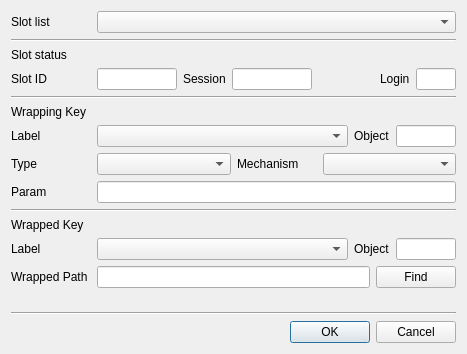
Qt form CryptokiMan/wrap_key_dlg.ui (jykim74/CryptokiMan) before a commit.
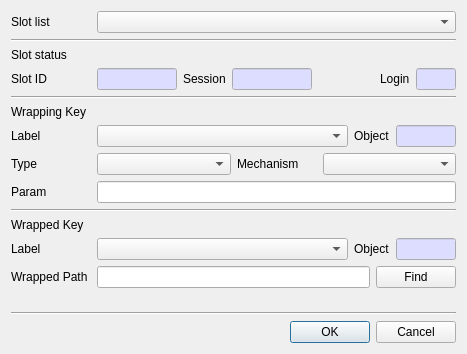
The same form after that commit.

Commit message: Read Only 입력창 색지정

```diff
--- a/CryptokiMan/wrap_key_dlg.ui
+++ b/CryptokiMan/wrap_key_dlg.ui
@@ -71,6 +71,46 @@
          <height>16777215</height>
         </size>
        </property>
+       <property name="palette">
+        <palette>
+         <active>
+          <colorrole role="Base">
+           <brush brushstyle="SolidPattern">
+            <color alpha="255">
+             <red>221</red>
+             <green>221</green>
+             <blue>255</blue>
+            </color>
+           </brush>
+          </colorrole>
+         </active>
+         <inactive>
+          <colorrole role="Base">
+           <brush brushstyle="SolidPattern">
+            <color alpha="255">
+             <red>221</red>
+             <green>221</green>
+             <blue>255</blue>
+            </color>
+           </brush>
+          </colorrole>
+         </inactive>
+         <disabled>
+          <colorrole role="Base">
+           <brush brushstyle="SolidPattern">
+            <color alpha="255">
+             <red>240</red>
+             <green>240</green>
+             <blue>240</blue>
+            </color>
+           </brush>
+          </colorrole>
+         </disabled>
+        </palette>
+       </property>
+       <property name="readOnly">
+        <bool>true</bool>
+       </property>
       </widget>
      </item>
      <item row="0" column="2">
@@ -88,6 +128,46 @@
          <height>16777215</height>
         </size>
        </property>
+       <property name="palette">
+        <palette>
+         <active>
+          <colorrole role="Base">
+           <brush brushstyle="SolidPattern">
+            <color alpha="255">
+             <red>221</red>
+             <green>221</green>
+             <blue>255</blue>
+            </color>
+           </brush>
+          </colorrole>
+         </active>
+         <inactive>
+          <colorrole role="Base">
+           <brush brushstyle="SolidPattern">
+            <color alpha="255">
+             <red>221</red>
+             <green>221</green>
+             <blue>255</blue>
+            </color>
+           </brush>
+          </colorrole>
+         </inactive>
+         <disabled>
+          <colorrole role="Base">
+           <brush brushstyle="SolidPattern">
+            <color alpha="255">
+             <red>240</red>
+             <green>240</green>
+             <blue>240</blue>
+            </color>
+           </brush>
+          </colorrole>
+         </disabled>
+        </palette>
+       </property>
+       <property name="readOnly">
+        <bool>true</bool>
+       </property>
       </widget>
      </item>
      <item row="0" column="3">
@@ -98,6 +178,46 @@
          <height>16777215</height>
         </size>
        </property>
+       <property name="palette">
+        <palette>
+         <active>
+          <colorrole role="Base">
+           <brush brushstyle="SolidPattern">
+            <color alpha="255">
+             <red>221</red>
+             <green>221</green>
+             <blue>255</blue>
+            </color>
+           </brush>
+          </colorrole>
+         </active>
+         <inactive>
+          <colorrole role="Base">
+           <brush brushstyle="SolidPattern">
+            <color alpha="255">
+             <red>221</red>
+             <green>221</green>
+             <blue>255</blue>
+            </color>
+           </brush>
+          </colorrole>
+         </inactive>
+         <disabled>
+          <colorrole role="Base">
+           <brush brushstyle="SolidPattern">
+            <color alpha="255">
+             <red>240</red>
+             <green>240</green>
+             <blue>240</blue>
+            </color>
+           </brush>
+          </colorrole>
+         </disabled>
+        </palette>
+       </property>
+       <property name="readOnly">
+        <bool>true</bool>
+       </property>
       </widget>
      </item>
      <item row="0" column="0">
@@ -159,6 +279,46 @@
          <height>16777215</height>
         </size>
        </property>
+       <property name="palette">
+        <palette>
+         <active>
+          <colorrole role="Base">
+           <brush brushstyle="SolidPattern">
+            <color alpha="255">
+             <red>221</red>
+             <green>221</green>
+             <blue>255</blue>
+            </color>
+           </brush>
+          </colorrole>
+         </active>
+         <inactive>
+          <colorrole role="Base">
+           <brush brushstyle="SolidPattern">
+            <color alpha="255">
+             <red>221</red>
+             <green>221</green>
+             <blue>255</blue>
+            </color>
+           </brush>
+          </colorrole>
+         </inactive>
+         <disabled>
+          <colorrole role="Base">
+           <brush brushstyle="SolidPattern">
+            <color alpha="255">
+             <red>240</red>
+             <green>240</green>
+             <blue>240</blue>
+            </color>
+           </brush>
+          </colorrole>
+         </disabled>
+        </palette>
+       </property>
+       <property name="readOnly">
+        <bool>true</bool>
+       </property>
       </widget>
      </item>
      <item row="0" column="2">
@@ -298,6 +458,46 @@
          <height>16777215</height>
         </size>
        </property>
+       <property name="palette">
+        <palette>
+         <active>
+          <colorrole role="Base">
+           <brush brushstyle="SolidPattern">
+            <color alpha="255">
+             <red>221</red>
+             <green>221</green>
+             <blue>255</blue>
+            </color>
+           </brush>
+          </colorrole>
+         </active>
+         <inactive>
+          <colorrole role="Base">
+           <brush brushstyle="SolidPattern">
+            <color alpha="255">
+             <red>221</red>
+             <green>221</green>
+             <blue>255</blue>
+            </color>
+           </brush>
+          </colorrole>
+         </inactive>
+         <disabled>
+          <colorrole role="Base">
+           <brush brushstyle="SolidPattern">
+            <color alpha="255">
+             <red>240</red>
+             <green>240</green>
+             <blue>240</blue>
+            </color>
+           </brush>
+          </colorrole>
+         </disabled>
+        </palette>
+       </property>
+       <property name="readOnly">
+        <bool>true</bool>
+       </property>
       </widget>
      </item>
      <item row="0" column="0">
```
The commit also changes 22 other files.
